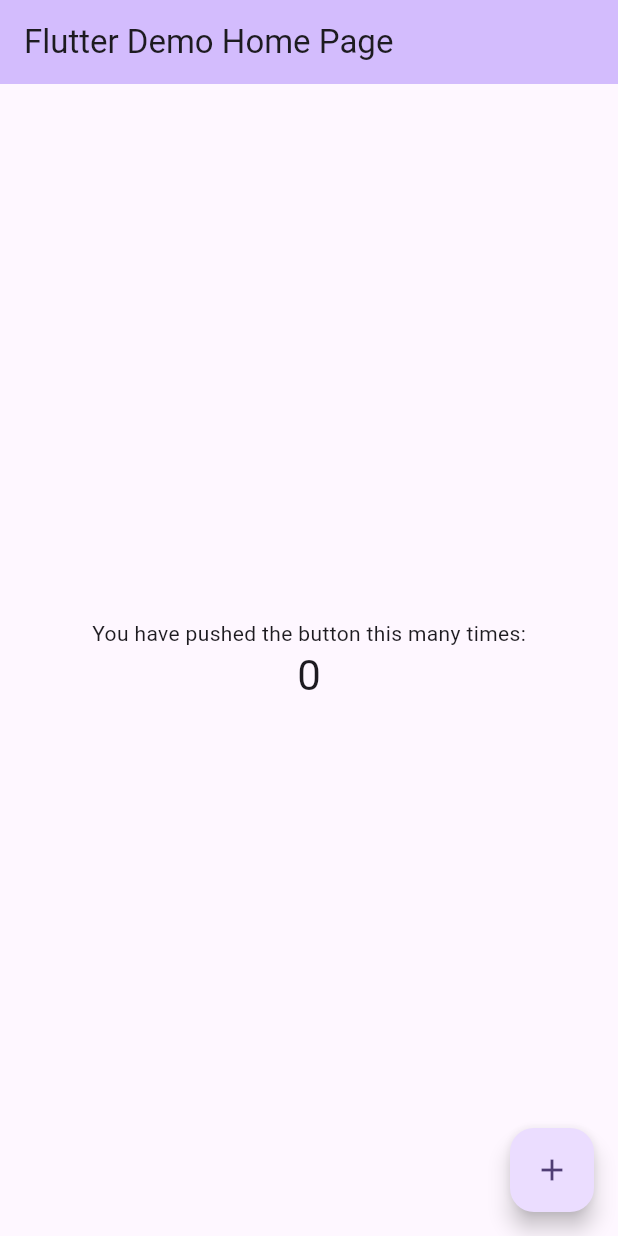
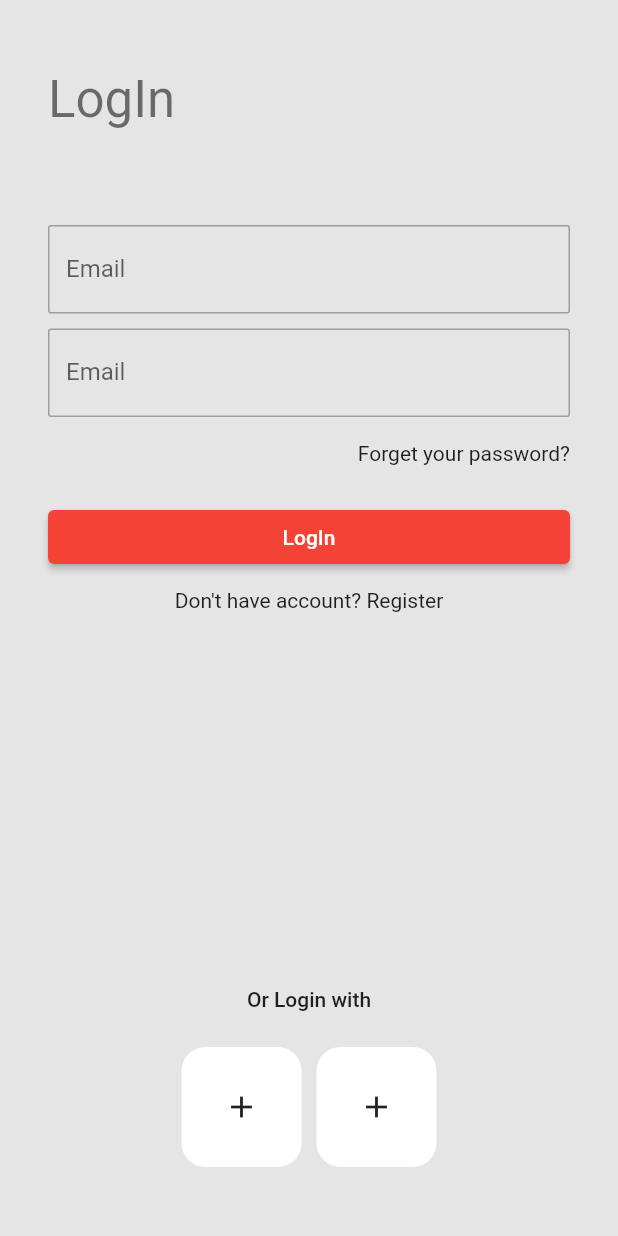
Before and after one commit to alinsary37/flutter-ecommerce-living-code-ali, a Flutter app: the screen it shows after launch, on a phone screen of 412 x 824 dp. Run offline on Flutter 3.47's test engine with Material 2 defaults, Android fonts, the phone set to English and light mode, and no system bars.

Commit message:
[FEATURE] add the ui of the login and register pages

```diff
--- a/lib/main.dart
+++ b/lib/main.dart
@@ -1,4 +1,6 @@
 import 'package:flutter/material.dart';
+import 'package:flutter_ecommerce/utilities/router.dart';
+import 'package:flutter_ecommerce/utilities/routes.dart';
 
 void main() {
   runApp(const MyApp());
@@ -11,115 +13,24 @@ class MyApp extends StatelessWidget {
   @override
   Widget build(BuildContext context) {
     return MaterialApp(
-      title: 'Flutter Demo',
+      title: 'Ecommerce App',
       theme: ThemeData(
-        // This is the theme of your application.
-        //
-        // TRY THIS: Try running your application with "flutter run". You'll see
-        // the application has a blue toolbar. Then, without quitting the app,
-        // try changing the seedColor in the colorScheme below to Colors.green
-        // and then invoke "hot reload" (save your changes or press the "hot
-        // reload" button in a Flutter-supported IDE, or press "r" if you used
-        // the command line to start the app).
-        //
-        // Notice that the counter didn't reset back to zero; the application
-        // state is not lost during the reload. To reset the state, use hot
-        // restart instead.
-        //
-        // This works for code too, not just values: Most code changes can be
-        // tested with just a hot reload.
-        colorScheme: ColorScheme.fromSeed(seedColor: Colors.deepPurple),
-        useMaterial3: true,
+        primarySwatch: Colors.red,
+        scaffoldBackgroundColor:const Color(0xFFE5E5E5),
+        inputDecorationTheme: InputDecorationTheme(
+          focusedBorder: OutlineInputBorder(
+            borderRadius: BorderRadius.circular(2.0),
+            borderSide:const BorderSide(color: Colors.grey),
+          ),
+          enabledBorder: OutlineInputBorder(
+            borderRadius: BorderRadius.circular(2.0),
+            borderSide:const BorderSide(color: Colors.grey),
+          ),
+        ),
       ),
-      home: const MyHomePage(title: 'Flutter Demo Home Page'),
+      onGenerateRoute: onGenerate,
+      initialRoute: AppRouts.loginPageRoute,
+      home: Container(),
     );
   }
 }
-
-class MyHomePage extends StatefulWidget {
-  const MyHomePage({super.key, required this.title});
-
-  // This widget is the home page of your application. It is stateful, meaning
-  // that it has a State object (defined below) that contains fields that affect
-  // how it looks.
-
-  // This class is the configuration for the state. It holds the values (in this
-  // case the title) provided by the parent (in this case the App widget) and
-  // used by the build method of the State. Fields in a Widget subclass are
-  // always marked "final".
-
-  final String title;
-
-  @override
-  State<MyHomePage> createState() => _MyHomePageState();
-}
-
-class _MyHomePageState extends State<MyHomePage> {
-  int _counter = 0;
-
-  void _incrementCounter() {
-    setState(() {
-      // This call to setState tells the Flutter framework that something has
-      // changed in this State, which causes it to rerun the build method below
-      // so that the display can reflect the updated values. If we changed
-      // _counter without calling setState(), then the build method would not be
-      // called again, and so nothing would appear to happen.
-      _counter++;
-    });
-  }
-
-  @override
-  Widget build(BuildContext context) {
-    // This method is rerun every time setState is called, for instance as done
-    // by the _incrementCounter method above.
-    //
-    // The Flutter framework has been optimized to make rerunning build methods
-    // fast, so that you can just rebuild anything that needs updating rather
-    // than having to individually change instances of widgets.
-    return Scaffold(
-      appBar: AppBar(
-        // TRY THIS: Try changing the color here to a specific color (to
-        // Colors.amber, perhaps?) and trigger a hot reload to see the AppBar
-        // change color while the other colors stay the same.
-        backgroundColor: Theme.of(context).colorScheme.inversePrimary,
-        // Here we take the value from the MyHomePage object that was created by
-        // the App.build method, and use it to set our appbar title.
-        title: Text(widget.title),
-      ),
-      body: Center(
-        // Center is a layout widget. It takes a single child and positions it
-        // in the middle of the parent.
-        child: Column(
-          // Column is also a layout widget. It takes a list of children and
-          // arranges them vertically. By default, it sizes itself to fit its
-          // children horizontally, and tries to be as tall as its parent.
-          //
-          // Column has various properties to control how it sizes itself and
-          // how it positions its children. Here we use mainAxisAlignment to
-          // center the children vertically; the main axis here is the vertical
-          // axis because Columns are vertical (the cross axis would be
-          // horizontal).
-          //
-          // TRY THIS: Invoke "debug painting" (choose the "Toggle Debug Paint"
-          // action in the IDE, or press "p" in the console), to see the
-          // wireframe for each widget.
-          mainAxisAlignment: MainAxisAlignment.center,
-          children: <Widget>[
-            const Text(
-              'You have pushed the button this many times:',
-            ),
-            Text(
-              '$_counter',
-              style: Theme.of(context).textTheme.headlineMedium,
-            ),
-          ],
-        ),
-      ),
-      floatingActionButton: FloatingActionButton(
-        onPressed: _incrementCounter,
-        tooltip: 'Increment',
-        child: const Icon(Icons.add),
-      ), // This trailing comma makes auto-formatting nicer for build methods.
-    );
-  }
-}
--- /dev/null
+++ b/lib/utilities/enums.dart
@@ -0,0 +1,4 @@
+enum AuthFormType {
+  login,
+  register
+}
--- /dev/null
+++ b/lib/utilities/router.dart
@@ -0,0 +1,4 @@
+class AppRouts {
+  static const String  landingPageRote = '/';
+  static const String loginPageRoute = '/login';
+}
--- /dev/null
+++ b/lib/utilities/routes.dart
@@ -0,0 +1,16 @@
+import 'package:flutter/cupertino.dart';
+import 'package:flutter/material.dart';
+import 'package:flutter_ecommerce/utilities/router.dart';
+import 'package:flutter_ecommerce/views/pages/landing_page.dart';
+import 'package:flutter_ecommerce/views/pages/auth_page.dart';
+
+Route<dynamic> onGenerate(RouteSettings settings) {
+  switch (settings.name) {
+    case AppRouts.loginPageRoute:
+      return CupertinoPageRoute(builder: (_) => const AuthPage());
+    case AppRouts.landingPageRote:
+      return CupertinoPageRoute(builder: (_) => const LandingPage());
+    default:
+      return CupertinoPageRoute(builder: (_) => const LandingPage());
+  }
+}
--- /dev/null
+++ b/lib/views/pages/auth_page.dart
@@ -0,0 +1,129 @@
+import 'package:flutter/material.dart';
+import 'package:flutter_ecommerce/utilities/enums.dart';
+import 'package:flutter_ecommerce/views/widgets/main_button.dart';
+
+class AuthPage extends StatefulWidget {
+  const AuthPage({super.key});
+
+  @override
+  State<AuthPage> createState() => _AuthPageState();
+}
+
+class _AuthPageState extends State<AuthPage> {
+  final _formKey = GlobalKey<FormState>();
+  final _emailController = TextEditingController();
+  final _passwordController = TextEditingController();
+  var _authType = AuthFormType.login;
+
+  @override
+  Widget build(BuildContext context) {
+    return Scaffold(
+      body: SafeArea(
+        child: Padding(
+          padding: const EdgeInsets.symmetric(vertical: 46.0, horizontal: 32.0),
+          child: Form(
+            key: _formKey,
+            child: Column(
+              crossAxisAlignment: CrossAxisAlignment.start,
+              children: [
+                Text(
+                  _authType == AuthFormType.login? 'LogIn': 'Register',
+                  style: Theme.of(context).textTheme.headlineMedium,
+                ),
+                const SizedBox(
+                  height: 64.0,
+                ),
+                TextFormField(
+                  validator: (val) =>
+                      val!.isEmpty ? 'Please Enter your email' : null,
+                  controller: _emailController,
+                  decoration: const InputDecoration(
+                      labelText: 'Email', hintText: 'Enter your Email'),
+                ),
+                const SizedBox(
+                  height: 10,
+                ),
+                TextFormField(
+                  validator: (val) =>
+                      val!.isEmpty ? 'Please Enter your password' : null,
+                  controller: _passwordController,
+                  decoration: const InputDecoration(
+                      labelText: 'Email', hintText: 'Enter your password'),
+                ),
+                const SizedBox(
+                  height: 16.0,
+                ),
+                if (_authType == AuthFormType.login)
+                Align(
+                  alignment: Alignment.bottomRight,
+                  child: InkWell(
+                    child: const Text('Forget your password?'),
+                    onTap: () {},
+                  ),
+                ),
+                const SizedBox(
+                  height: 24.0,
+                ),
+                MainButton(onPressed: () {}, text:_authType == AuthFormType.login? 'LogIn': 'Register'),
+                const SizedBox(
+                  height: 10.0,
+                ),
+                Align(
+                  alignment: Alignment.center,
+                  child: InkWell(
+                    child:  Text(_authType == AuthFormType.login? 'Don\'t have account? Register':'Have account? LogIn'),
+                    onTap: () {
+                      setState(() {
+                      if ( _authType == AuthFormType.login) {
+                        _authType =  AuthFormType.register;
+                      } else {
+                        _authType = AuthFormType.login;
+                      }
+                      });
+                    },
+                  ),
+                ),
+                const Spacer(),
+                Align(
+                    alignment: Alignment.center,
+                    child: Text(
+                      _authType == AuthFormType.login? 'Or Login with': 'Or Register with',
+                      style: Theme.of(context).textTheme.labelLarge,
+                    )),
+                const SizedBox(
+                  height: 24.0,
+                ),
+                Row(
+                  mainAxisAlignment: MainAxisAlignment.center,
+                  children: [
+                    Container(
+                      height: 80,
+                      width: 80,
+                      decoration: BoxDecoration(
+                        borderRadius: BorderRadius.circular(16.0),
+                        color: Colors.white,
+                      ),
+                      child: Icon(Icons.add),
+                    ),
+                    const SizedBox(
+                      width: 10,
+                    ),
+                    Container(
+                      height: 80,
+                      width: 80,
+                      decoration: BoxDecoration(
+                        borderRadius: BorderRadius.circular(16.0),
+                        color: Colors.white,
+                      ),
+                      child: Icon(Icons.add),
+                    ),
+                  ],
+                )
+              ],
+            ),
+          ),
+        ),
+      ),
+    );
+  }
+}
--- /dev/null
+++ b/lib/views/pages/landing_page.dart
@@ -0,0 +1,10 @@
+import 'package:flutter/material.dart';
+
+class LandingPage extends StatelessWidget {
+  const LandingPage({super.key});
+
+  @override
+  Widget build(BuildContext context) {
+    return  Container();
+  }
+}
--- /dev/null
+++ b/lib/views/widgets/main_button.dart
@@ -0,0 +1,24 @@
+import 'package:flutter/material.dart';
+
+class MainButton extends StatelessWidget {
+  final String text;
+  final VoidCallback onPressed;
+
+  const MainButton({super.key, required this.onPressed, required this.text});
+
+  @override
+  Widget build(BuildContext context) {
+    return SizedBox(
+      width: double.infinity,
+      child: ElevatedButton(
+        onPressed: onPressed,
+        style: ElevatedButton.styleFrom(
+          backgroundColor: Theme.of(context).primaryColor
+          ),
+        child: Text(
+          text,
+        ),
+      ),
+    );
+  }
+}
--- a/pubspec.yaml
+++ b/pubspec.yaml
@@ -22,5 +22,5 @@ flutter:
 
   uses-material-design: true
 
-  # assets:
-  #   - images/a_dot_burr.jpeg
+  assets:
+    - assets/
```
